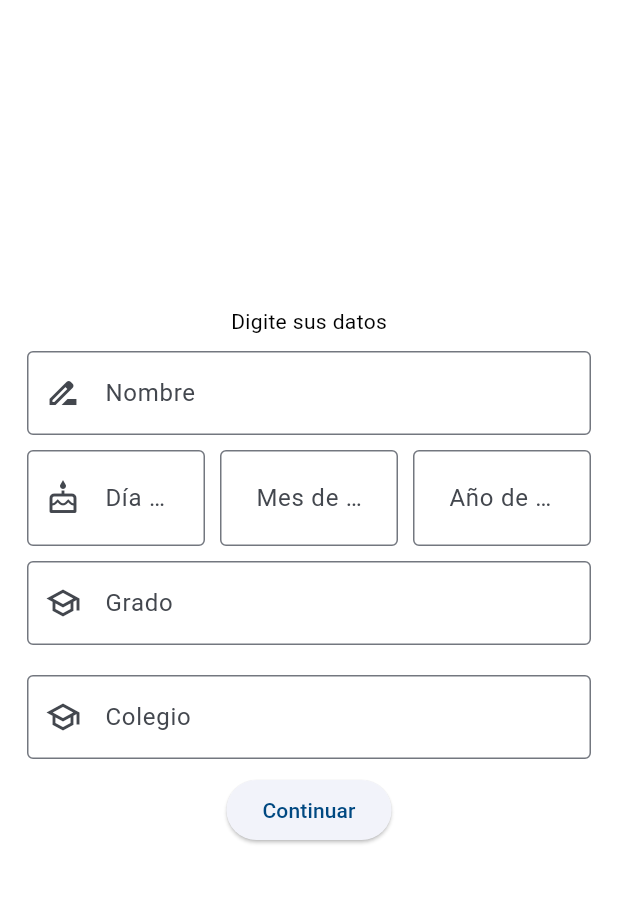
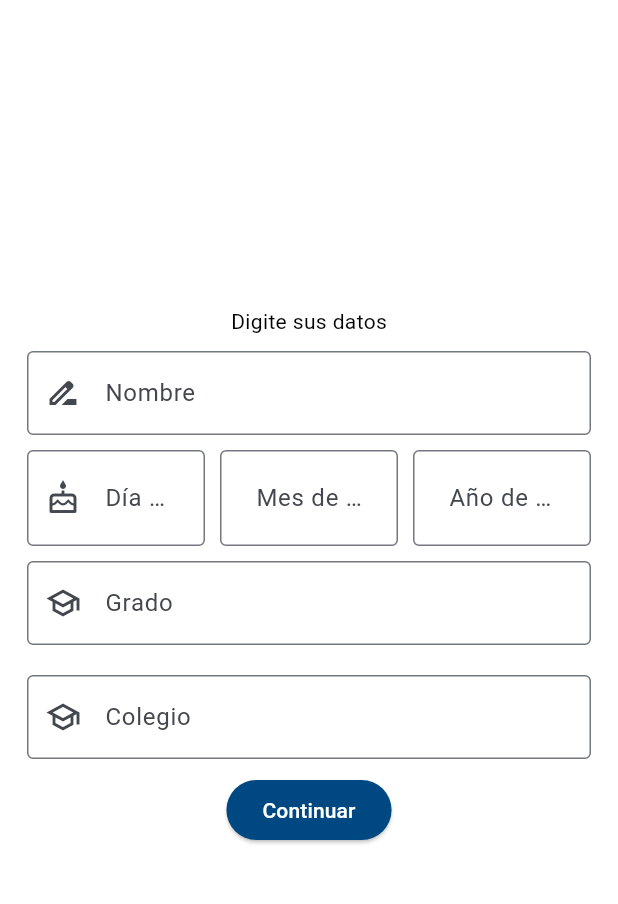
Before and after one commit to DDuserman/proyectomath, a Flutter app: the Page1 screen opened by its route, on a phone screen of 412 x 824 dp, the part 84-988 px from its top. Run offline on Flutter 3.47's test engine with Material 2 defaults, Android fonts, the phone set to English and light mode, and no system bars; our stand-ins replace flex_color_scheme, get.

Commit message:
no mas flutter

```diff
--- a/lib/ui/my_app.dart
+++ b/lib/ui/my_app.dart
@@ -64,7 +64,7 @@
       ),
       themeMode: ThemeMode.light,
       //todo: Implement name routing (initialRoute and getPages parameters)
-      initialRoute: "/page1",
+      initialRoute: "/login_page",
       getPages: [
         GetPage(name: "/page1", page: () => const Page1()),
         GetPage(name: "/page2", page: () => const Page2()),
--- a/lib/ui/pages/page1.dart
+++ b/lib/ui/pages/page1.dart
@@ -59,25 +59,6 @@
                     },
                   ),
                 ),
-                //         Nacimiento
-                /*Padding(
-                  padding: const EdgeInsets.all(10.0),
-                  child: TextFormField(
-                    textInputAction: TextInputAction.go,
-                    controller: _controller2,
-                    decoration: const InputDecoration(
-                      border: OutlineInputBorder(),
-                      labelText: 'Fecha de nacimiento',
-                      prefixIcon: Icon(Icons.cake_outlined),
-                    ),
-                    validator: (value) {
-                      if (value == null || value.isEmpty) {
-                        return "Por favor ingrese sus datos";
-                      }
-                      return null;
-                    },
-                  ),
-                ),*/
                 Row(
                   mainAxisAlignment: MainAxisAlignment.spaceBetween,
                   children: <Widget>[
@@ -91,7 +72,8 @@
                           contentPadding: EdgeInsets.all(20),
                           border: OutlineInputBorder(),
                           labelText: 'Día de nacimiento',
-                              prefixIcon: Icon(Icons.cake_outlined),),
+                          prefixIcon: Icon(Icons.cake_outlined),
+                        ),
                         textInputAction: TextInputAction.go,
                         controller: _controller2a,
                         validator: (value) {
@@ -111,7 +93,8 @@
                         decoration: const InputDecoration(
                           contentPadding: EdgeInsets.all(20),
                           border: OutlineInputBorder(),
-                              labelText: 'Mes de nacimiento',),
+                          labelText: 'Mes de nacimiento',
+                        ),
                         textInputAction: TextInputAction.go,
                         controller: _controller2b,
                         validator: (value) {
@@ -131,7 +114,8 @@
                         decoration: const InputDecoration(
                           contentPadding: EdgeInsets.all(20),
                           border: OutlineInputBorder(),
-                              labelText: 'Año de nacimiento',),
+                          labelText: 'Año de nacimiento',
+                        ),
                         textInputAction: TextInputAction.go,
                         controller: _controller2c,
                         validator: (value) {
@@ -191,7 +175,11 @@
                         ? Get.offNamed('/page2')
                         //? Get.offNamed('/page2/?name=${_controller.text}')
                         : null,
-                    child: const Text('Continuar'))
+                    child: const Text('Continuar',
+                        style: TextStyle(
+                            color: Color.fromARGB(255, 255, 255, 255))),
+                    style: ElevatedButton.styleFrom(
+                        backgroundColor: Color(0xff004881)))
               ],
             ),
           ),
--- a/lib/ui/pages/page2.dart
+++ b/lib/ui/pages/page2.dart
@@ -15,7 +15,7 @@
           title: const Text(
             'SELECT YOUR DIFFICULTY',
             style: TextStyle(
-                color: Color.fromARGB(255, 176, 113, 113),
+                color: Color.fromARGB(255, 255, 255, 255),
                 fontWeight: FontWeight.bold),
           ),
           backgroundColor: Color(0xff004881),
```
Also changed, not shown: lib/ui/pages/login_page.dart (+5 -3 lines). Lines whose indentation alone changed are shown as unchanged.
